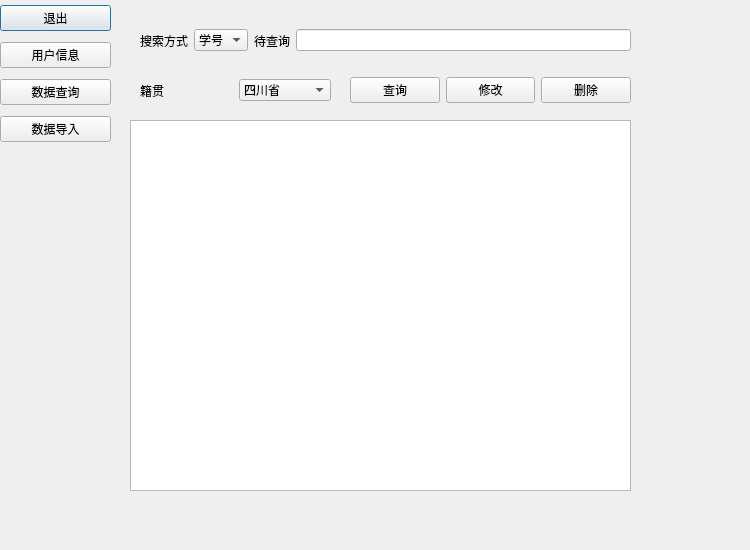
Above: inqurewindow.ui from zhengnici/WorkProgram2020_Studentmanager before the change. Below: the same form after it.
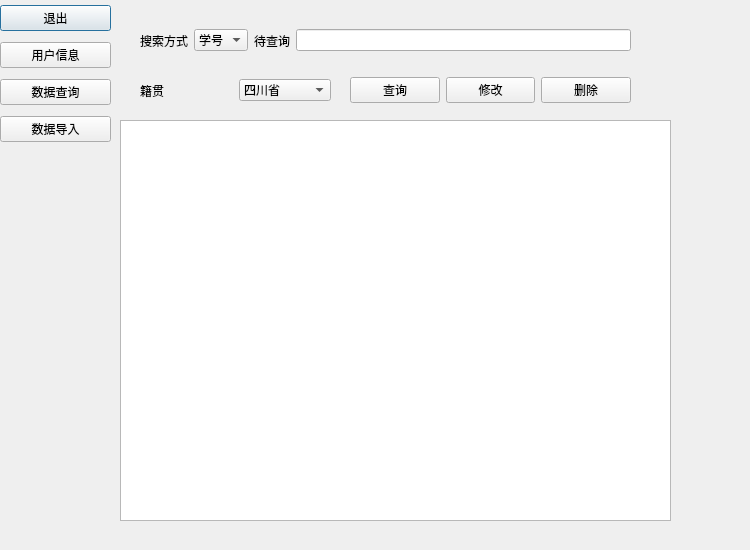
That is the form after the change.

Diff of the .ui file:
```diff
--- a/inqurewindow.ui
+++ b/inqurewindow.ui
@@ -13,16 +13,6 @@
   <property name="windowTitle">
    <string>Dialog</string>
   </property>
-  <widget class="QTableView" name="tableView">
-   <property name="geometry">
-    <rect>
-     <x>130</x>
-     <y>120</y>
-     <width>501</width>
-     <height>371</height>
-    </rect>
-   </property>
-  </widget>
   <widget class="QWidget" name="horizontalLayoutWidget">
    <property name="geometry">
     <rect>
@@ -167,6 +157,16 @@
     </item>
    </layout>
   </widget>
+  <widget class="QTableView" name="tableView">
+   <property name="geometry">
+    <rect>
+     <x>120</x>
+     <y>120</y>
+     <width>551</width>
+     <height>401</height>
+    </rect>
+   </property>
+  </widget>
  </widget>
  <resources/>
  <connections/>
```
